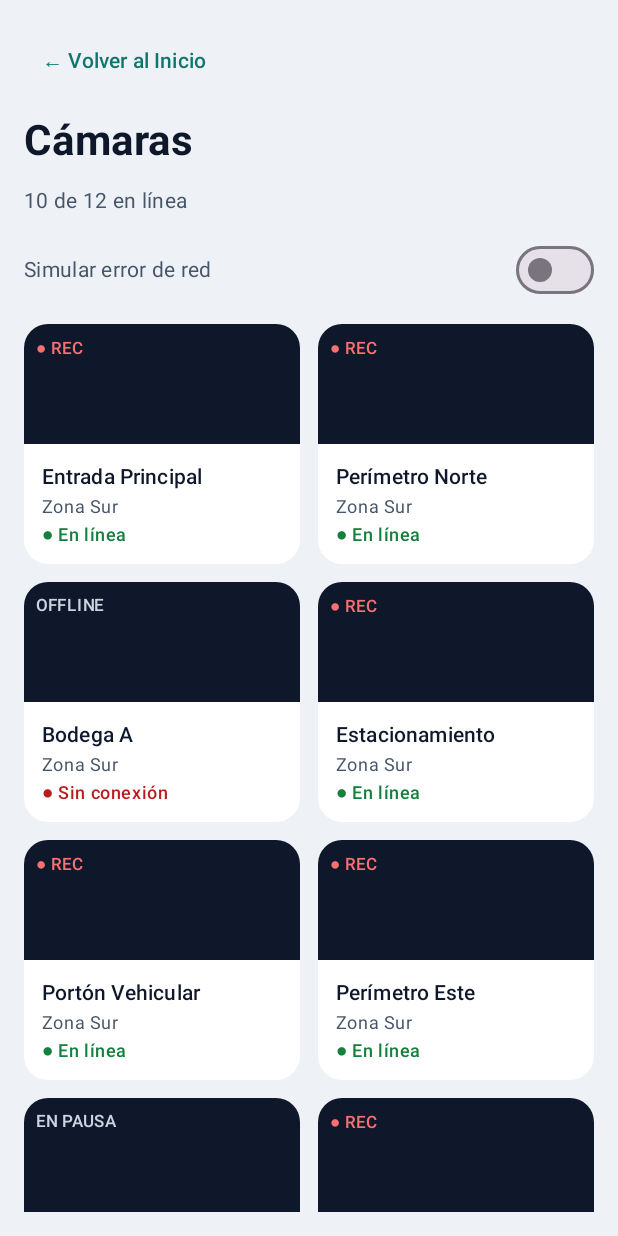
After one commit to Diegot100/InsertcodeESDG, an Android app built with Jetpack Compose: the CamarasScreen screen opened through its navigation route, on a phone screen of 412 x 824 dp. The commit adds this screen. Run offline under Robolectric (Android 15) with nearby library versions, the phone set to English and light mode, and no system bars; our stand-ins replace window size class.

Commit message:
Agrega modulo de camaras con lista y detalle en vivo simulado

```diff
--- a/app/src/main/java/com/example/insertcodeesalasdg/MainActivity.kt
+++ b/app/src/main/java/com/example/insertcodeesalasdg/MainActivity.kt
@@ -10,6 +10,8 @@ import androidx.navigation.compose.composable
 import androidx.navigation.compose.rememberNavController
 import com.example.insertcodeesalasdg.navigation.AppRoutes
 import com.example.insertcodeesalasdg.navigation.NavigationEvent
+import com.example.insertcodeesalasdg.ui.screens.CamaraDetalleScreen
+import com.example.insertcodeesalasdg.ui.screens.CamarasScreen
 import com.example.insertcodeesalasdg.ui.screens.EstadoScreen
 import com.example.insertcodeesalasdg.ui.screens.HomeScreen
 import com.example.insertcodeesalasdg.ui.screens.LoginScreen
@@ -17,6 +19,7 @@ import com.example.insertcodeesalasdg.ui.screens.PerfilScreen
 import com.example.insertcodeesalasdg.ui.screens.RegistroScreen
 import com.example.insertcodeesalasdg.ui.screens.ResumenScreen
 import com.example.insertcodeesalasdg.ui.theme.InserCodeTheme
+import com.example.insertcodeesalasdg.viewmodel.CamaraViewModel
 import com.example.insertcodeesalasdg.viewmodel.EstadoViewModel
 import com.example.insertcodeesalasdg.viewmodel.NavigationViewModel
 import com.example.insertcodeesalasdg.viewmodel.PerfilViewModel
@@ -32,6 +35,7 @@ class MainActivity : ComponentActivity() {
     private val navigationViewModel: NavigationViewModel by viewModels()
 
     private val loginViewModel: LoginViewModel by viewModels()
+    private val camaraViewModel: CamaraViewModel by viewModels()
 
 
     override fun onCreate(savedInstanceState: Bundle?) {
@@ -98,6 +102,22 @@ class MainActivity : ComponentActivity() {
                     composable(AppRoutes.Perfil.route) {
                         PerfilScreen(viewModel = perfilViewModel)
                     }
+                    composable(AppRoutes.Camaras.route) {
+                        CamarasScreen(
+                            viewModel = camaraViewModel,
+                            onAbrirCamara = { id ->
+                                camaraViewModel.seleccionar(id)
+                                navigationViewModel.navigateTo(AppRoutes.CamaraDetalle.route)
+                            },
+                            onVolver = { navigationViewModel.navigateBack() }
+                        )
+                    }
+                    composable(AppRoutes.CamaraDetalle.route) {
+                        CamaraDetalleScreen(
+                            viewModel = camaraViewModel,
+                            onVolver = { navigationViewModel.navigateBack() }
+                        )
+                    }
                 }
             }
         }
--- /dev/null
+++ b/app/src/main/java/com/example/insertcodeesalasdg/model/Camara.kt
@@ -0,0 +1,9 @@
+package com.example.insertcodeesalasdg.model
+
+data class Camara(
+    val id: Int,
+    val nombre: String,
+    val zona: String,
+    val estado: EstadoCamara,
+    val grabando: Boolean
+)
--- /dev/null
+++ b/app/src/main/java/com/example/insertcodeesalasdg/model/CamaraUiState.kt
@@ -0,0 +1,15 @@
+package com.example.insertcodeesalasdg.model
+
+data class CamaraUiState(
+    val isLoading: Boolean = false,
+    val camaras: List<Camara> = emptyList(),
+    val error: String? = null,
+    val camaraSeleccionadaId: Int? = null,
+    val simularError: Boolean = false
+) {
+    val camaraSeleccionada: Camara?
+        get() = camaras.find { it.id == camaraSeleccionadaId }
+
+    val enLinea: Int
+        get() = camaras.count { it.estado == EstadoCamara.EN_LINEA }
+}
--- /dev/null
+++ b/app/src/main/java/com/example/insertcodeesalasdg/model/EstadoCamara.kt
@@ -0,0 +1,7 @@
+package com.example.insertcodeesalasdg.model
+
+enum class EstadoCamara(val etiqueta: String) {
+    EN_LINEA("En línea"),
+    SIN_CONEXION("Sin conexión"),
+    MANTENCION("Mantención")
+}
--- a/app/src/main/java/com/example/insertcodeesalasdg/navigation/AppRoutes.kt
+++ b/app/src/main/java/com/example/insertcodeesalasdg/navigation/AppRoutes.kt
@@ -7,4 +7,6 @@ sealed class AppRoutes(val route: String) {
     object Resumen : AppRoutes("resumen")
     object Estado : AppRoutes("estado")
     object Perfil : AppRoutes("perfil")
+    object Camaras : AppRoutes("camaras")
+    object CamaraDetalle : AppRoutes("camara_detalle")
 }
--- /dev/null
+++ b/app/src/main/java/com/example/insertcodeesalasdg/repository/CamaraRepository.kt
@@ -0,0 +1,32 @@
+package com.example.insertcodeesalasdg.repository
+
+import com.example.insertcodeesalasdg.model.Camara
+import com.example.insertcodeesalasdg.model.EstadoCamara
+import kotlinx.coroutines.delay
+import java.io.IOException
+
+class CamaraRepository {
+
+    var simularError: Boolean = false
+
+    private val camaras = listOf(
+        Camara(1, "Entrada Principal", "Zona Sur", EstadoCamara.EN_LINEA, true),
+        Camara(2, "Perímetro Norte", "Zona Sur", EstadoCamara.EN_LINEA, true),
+        Camara(3, "Bodega A", "Zona Sur", EstadoCamara.SIN_CONEXION, false),
+        Camara(4, "Estacionamiento", "Zona Sur", EstadoCamara.EN_LINEA, true),
+        Camara(5, "Portón Vehicular", "Zona Sur", EstadoCamara.EN_LINEA, true),
+        Camara(6, "Perímetro Este", "Zona Sur", EstadoCamara.EN_LINEA, true),
+        Camara(7, "Almacén Central", "Zona Sur", EstadoCamara.EN_LINEA, false),
+        Camara(8, "Pasillo Norte", "Zona Sur", EstadoCamara.EN_LINEA, true),
+        Camara(9, "Pasillo Sur", "Zona Sur", EstadoCamara.EN_LINEA, true),
+        Camara(10, "Sala de Control", "Zona Sur", EstadoCamara.EN_LINEA, false),
+        Camara(11, "Andén de Carga", "Zona Sur", EstadoCamara.EN_LINEA, true),
+        Camara(12, "Techumbre", "Zona Sur", EstadoCamara.MANTENCION, false)
+    )
+
+    suspend fun obtenerCamaras(): List<Camara> {
+        delay(1200)
+        if (simularError) throw IOException("Sin conexión")
+        return camaras
+    }
+}
--- /dev/null
+++ b/app/src/main/java/com/example/insertcodeesalasdg/ui/screens/CamarasScreen.kt
@@ -0,0 +1,144 @@
+package com.example.insertcodeesalasdg.ui.screens
+
+import androidx.compose.foundation.background
+import androidx.compose.foundation.clickable
+import androidx.compose.foundation.layout.*
+import androidx.compose.foundation.lazy.grid.GridCells
+import androidx.compose.foundation.lazy.grid.LazyVerticalGrid
+import androidx.compose.foundation.lazy.grid.items
+import androidx.compose.foundation.shape.RoundedCornerShape
+import androidx.compose.material3.*
+import androidx.compose.runtime.Composable
+import androidx.compose.runtime.collectAsState
+import androidx.compose.runtime.getValue
+import androidx.compose.ui.Alignment
+import androidx.compose.ui.Modifier
+import androidx.compose.ui.graphics.Color
+import androidx.compose.ui.text.font.FontWeight
+import androidx.compose.ui.unit.dp
+import com.example.insertcodeesalasdg.model.Camara
+import com.example.insertcodeesalasdg.model.EstadoCamara
+import com.example.insertcodeesalasdg.viewmodel.CamaraViewModel
+
+@Composable
+fun CamarasScreen(
+    viewModel: CamaraViewModel,
+    onAbrirCamara: (Int) -> Unit,
+    onVolver: () -> Unit
+) {
+    val estado by viewModel.uiState.collectAsState()
+    val mensajeError = estado.error
+
+    Scaffold(containerColor = MaterialTheme.colorScheme.background) { innerPadding ->
+        Column(
+            modifier = Modifier
+                .padding(innerPadding)
+                .fillMaxSize()
+                .padding(16.dp),
+            verticalArrangement = Arrangement.spacedBy(12.dp)
+        ) {
+            TextButton(onClick = onVolver) { Text("← Volver al Inicio") }
+            Text(
+                text = "Cámaras",
+                style = MaterialTheme.typography.headlineMedium,
+                fontWeight = FontWeight.Bold
+            )
+            Text(
+                text = "${estado.enLinea} de ${estado.camaras.size} en línea",
+                style = MaterialTheme.typography.bodyMedium,
+                color = MaterialTheme.colorScheme.onSurfaceVariant
+            )
+            Row(
+                modifier = Modifier.fillMaxWidth(),
+                verticalAlignment = Alignment.CenterVertically,
+                horizontalArrangement = Arrangement.SpaceBetween
+            ) {
+                Text(
+                    text = "Simular error de red",
+                    style = MaterialTheme.typography.bodyMedium,
+                    color = MaterialTheme.colorScheme.onSurfaceVariant
+                )
+                Switch(
+                    checked = estado.simularError,
+                    onCheckedChange = viewModel::onSimularErrorChange
+                )
+            }
+
+            when {
+                estado.isLoading -> Box(
+                    modifier = Modifier.fillMaxSize(),
+                    contentAlignment = Alignment.Center
+                ) {
+                    CircularProgressIndicator()
+                }
+                mensajeError != null -> Column(verticalArrangement = Arrangement.spacedBy(12.dp)) {
+                    Text(text = mensajeError, color = MaterialTheme.colorScheme.error)
+                    Button(onClick = viewModel::cargarCamaras) { Text("Reintentar") }
+                }
+                else -> LazyVerticalGrid(
+                    columns = GridCells.Adaptive(minSize = 160.dp),
+                    horizontalArrangement = Arrangement.spacedBy(12.dp),
+                    verticalArrangement = Arrangement.spacedBy(12.dp),
+                    modifier = Modifier.fillMaxSize()
+                ) {
+                    items(estado.camaras) { camara ->
+                        TarjetaCamara(camara = camara, onClick = { onAbrirCamara(camara.id) })
+                    }
+                }
+            }
+        }
+    }
+}
+
+@Composable
+private fun TarjetaCamara(camara: Camara, onClick: () -> Unit) {
+    val enLinea = camara.estado == EstadoCamara.EN_LINEA
+    val colorEstado = when (camara.estado) {
+        EstadoCamara.EN_LINEA -> Color(0xFF15803D)
+        EstadoCamara.SIN_CONEXION -> MaterialTheme.colorScheme.error
+        EstadoCamara.MANTENCION -> Color(0xFFB45309)
+    }
+
+    Card(
+        modifier = Modifier
+            .fillMaxWidth()
+            .clickable(enabled = enLinea) { onClick() },
+        shape = RoundedCornerShape(16.dp),
+        colors = CardDefaults.cardColors(containerColor = MaterialTheme.colorScheme.surface)
+    ) {
+        Box(
+            modifier = Modifier
+                .fillMaxWidth()
+                .height(80.dp)
+                .background(Color(0xFF0F172A))
+                .padding(8.dp)
+        ) {
+            Text(
+                text = if (camara.grabando) "● REC" else if (enLinea) "EN PAUSA" else "OFFLINE",
+                color = if (camara.grabando) Color(0xFFF87171) else Color(0xFFCBD5E1),
+                style = MaterialTheme.typography.labelSmall
+            )
+        }
+        Column(
+            modifier = Modifier.padding(12.dp),
+            verticalArrangement = Arrangement.spacedBy(2.dp)
+        ) {
+            Text(
+                text = camara.nombre,
+                style = MaterialTheme.typography.titleSmall,
+                fontWeight = FontWeight.SemiBold
+            )
+            Text(
+                text = camara.zona,
+                style = MaterialTheme.typography.bodySmall,
+                color = MaterialTheme.colorScheme.onSurfaceVariant
+            )
+            Text(
+                text = "● ${camara.estado.etiqueta}",
+                style = MaterialTheme.typography.bodySmall,
+                color = colorEstado,
+                fontWeight = FontWeight.SemiBold
+            )
+        }
+    }
+}
--- /dev/null
+++ b/app/src/main/java/com/example/insertcodeesalasdg/viewmodel/CamaraViewModel.kt
@@ -0,0 +1,64 @@
+package com.example.insertcodeesalasdg.viewmodel
+
+import androidx.lifecycle.ViewModel
+import androidx.lifecycle.viewModelScope
+import com.example.insertcodeesalasdg.model.CamaraUiState
+import com.example.insertcodeesalasdg.repository.CamaraRepository
+import kotlinx.coroutines.CancellationException
+import kotlinx.coroutines.flow.MutableStateFlow
+import kotlinx.coroutines.flow.StateFlow
+import kotlinx.coroutines.flow.asStateFlow
+import kotlinx.coroutines.flow.update
+import kotlinx.coroutines.launch
+
+class CamaraViewModel : ViewModel() {
+
+    private val repository = CamaraRepository()
+
+    private val _uiState = MutableStateFlow(CamaraUiState())
+    val uiState: StateFlow<CamaraUiState> = _uiState.asStateFlow()
+
+    init {
+        cargarCamaras()
+    }
+
+    fun cargarCamaras() {
+        if (_uiState.value.isLoading) return
+        _uiState.update { it.copy(isLoading = true, error = null) }
+        viewModelScope.launch {
+            try {
+                val lista = repository.obtenerCamaras()
+                _uiState.update { it.copy(isLoading = false, camaras = lista) }
+            } catch (e: CancellationException) {
+                throw e
+            } catch (e: Exception) {
+                _uiState.update {
+                    it.copy(
+                        isLoading = false,
+                        error = "No se pudieron cargar las cámaras. Revisa tu conexión e intenta de nuevo"
+                    )
+                }
+            }
+        }
+    }
+
+    fun onSimularErrorChange(activo: Boolean) {
+        repository.simularError = activo
+        _uiState.update { it.copy(simularError = activo) }
+        cargarCamaras()
+    }
+
+    fun seleccionar(id: Int) {
+        _uiState.update { it.copy(camaraSeleccionadaId = id) }
+    }
+
+    fun alternarGrabacion(id: Int) {
+        _uiState.update { estado ->
+            estado.copy(
+                camaras = estado.camaras.map {
+                    if (it.id == id) it.copy(grabando = !it.grabando) else it
+                }
+            )
+        }
+    }
+}
```
Also changed, not shown: app/src/main/java/com/example/insertcodeesalasdg/ui/components/MenuBotones.kt (+9 -0 lines), app/src/main/java/com/example/insertcodeesalasdg/ui/screens/CamaraDetalleScreen.kt (added, +197 -0 lines).
